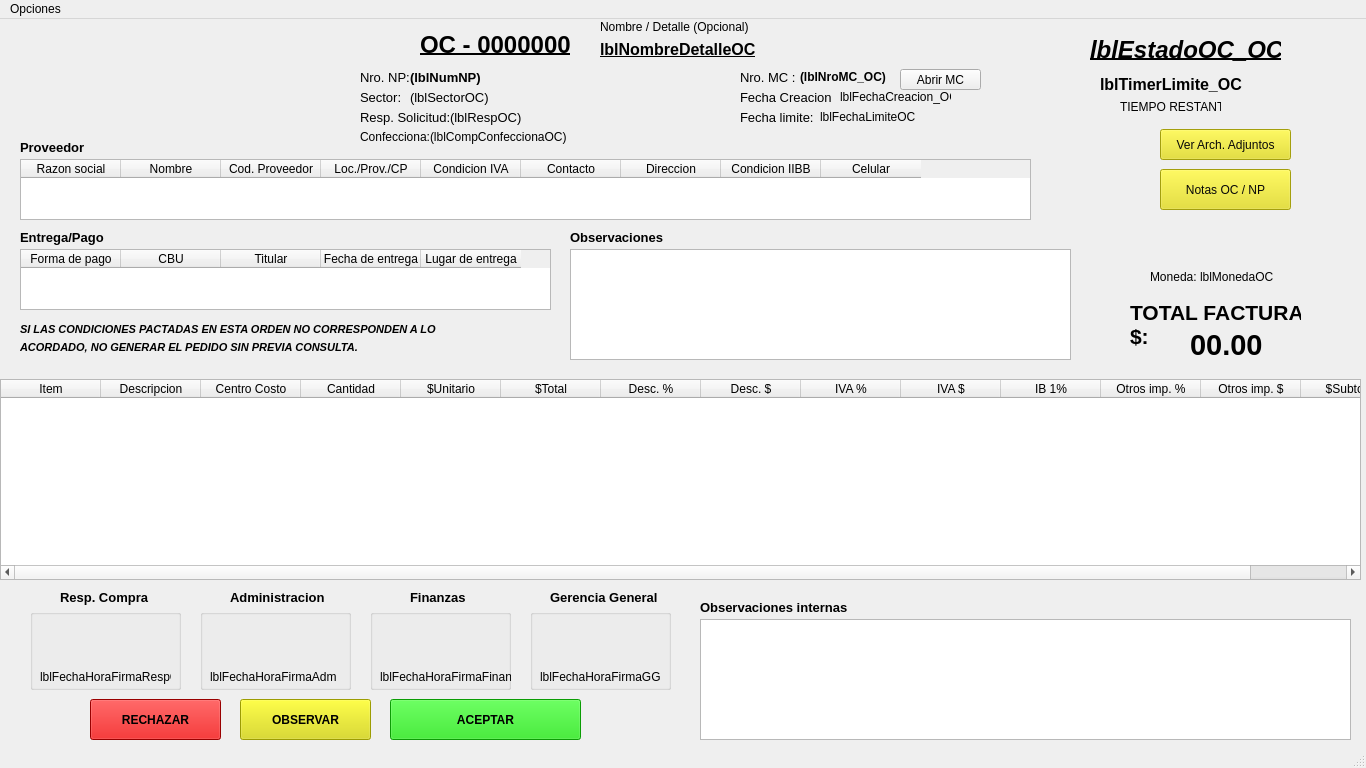
The window that pantallaVerOC.ui (AyeQuinteros15/DemoPracticas) describes before a commit, drawn with Qt 5.
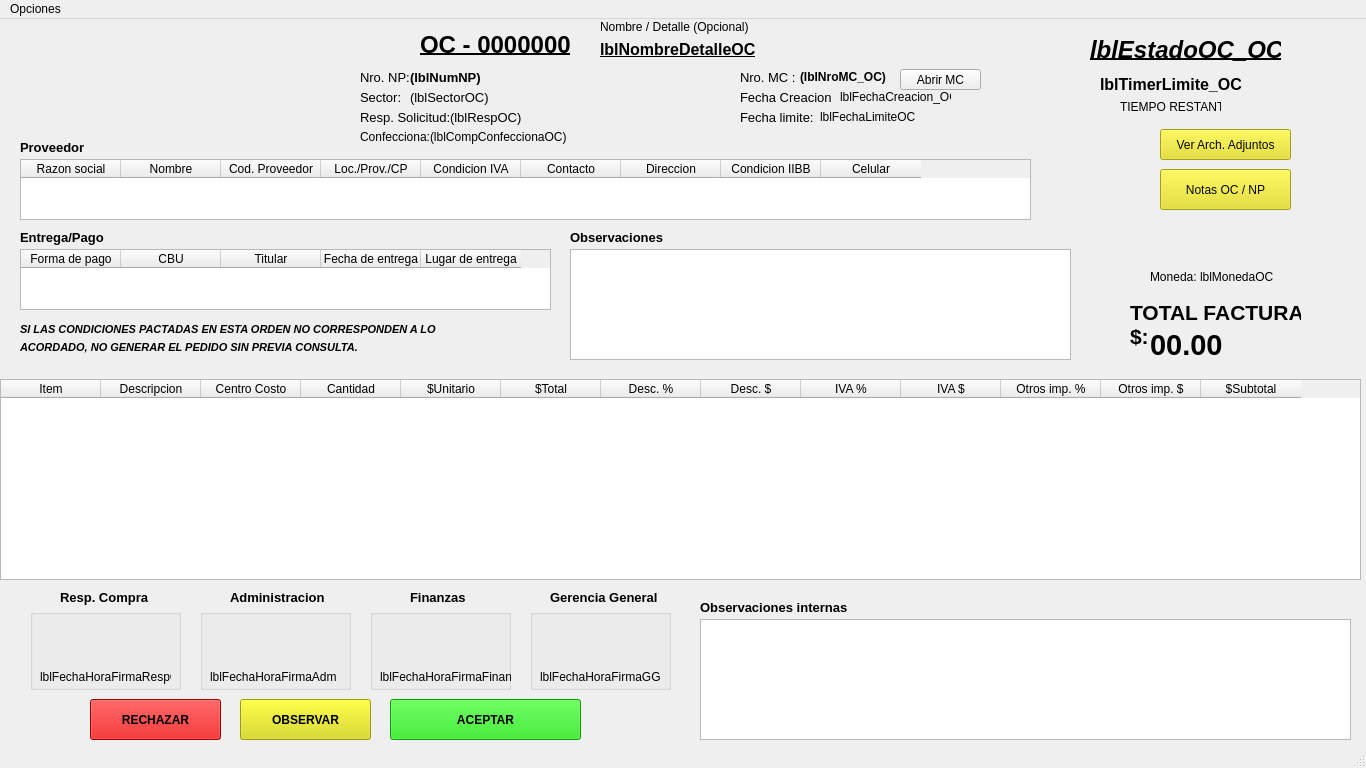
The same window after the commit. Icons and pictures are not drawn.

```diff
--- a/pantallaVerOC.ui
+++ b/pantallaVerOC.ui
@@ -148,11 +148,6 @@
       <string>IVA $</string>
      </property>
     </column>
-    <column>
-     <property name="text">
-      <string>IB 1%</string>
-     </property>
-    </column>
     <column>
      <property name="text">
       <string>Otros imp. %</string>
@@ -842,9 +837,9 @@
    <widget class="QLabel" name="lblTotalFactura">
     <property name="geometry">
      <rect>
-      <x>1190</x>
+      <x>1150</x>
       <y>310</y>
-      <width>121</width>
+      <width>211</width>
       <height>31</height>
      </rect>
     </property>
```
Left out of the diff: 13 changed lines with no effect on the pictures.
